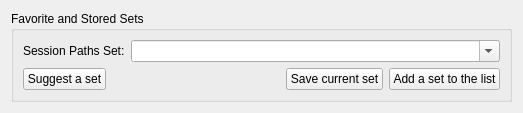
Old version of the form src/session_paths_sets.ui in the repository zaufi/kate-cpp-helper-plugin.
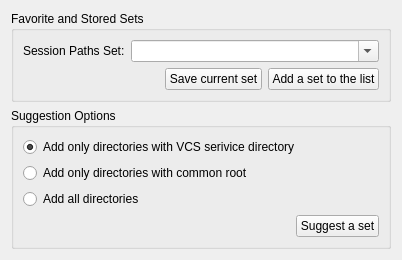
New version of the form. Custom widgets are drawn as their Qt base class.

```diff
--- a/src/session_paths_sets.ui
+++ b/src/session_paths_sets.ui
@@ -6,20 +6,20 @@
    <rect>
     <x>0</x>
     <y>0</y>
-    <width>523</width>
-    <height>108</height>
+    <width>402</width>
+    <height>237</height>
    </rect>
   </property>
   <property name="windowTitle">
    <string>Form</string>
   </property>
   <layout class="QGridLayout" name="gridLayout">
-   <item row="0" column="0">
-    <widget class="KButtonGroup" name="group">
+   <item row="1" column="0">
+    <widget class="KButtonGroup" name="favGroup">
      <property name="title">
       <string>Favorite and Stored Sets</string>
      </property>
-     <layout class="QVBoxLayout" name="verticalLayout">
+     <layout class="QVBoxLayout" name="verticalLayout_2">
       <item>
        <layout class="QHBoxLayout" name="lh2">
         <item>
@@ -53,14 +53,7 @@
       <item>
        <layout class="QHBoxLayout" name="hl1">
         <item>
-         <widget class="KPushButton" name="guessButton">
-          <property name="text">
-           <string>Suggest a set</string>
-          </property>
-         </widget>
-        </item>
-        <item>
-         <spacer name="hs">
+         <spacer name="hs1">
           <property name="orientation">
            <enum>Qt::Horizontal</enum>
           </property>
@@ -88,18 +81,63 @@
         </item>
        </layout>
       </item>
+     </layout>
+     <zorder>addButton</zorder>
+    </widget>
+   </item>
+   <item row="2" column="0">
+    <widget class="KButtonGroup" name="suggestionGroup">
+     <property name="title">
+      <string>Suggestion Options</string>
+     </property>
+     <layout class="QVBoxLayout" name="verticalLayout">
       <item>
-       <spacer name="vs">
-        <property name="orientation">
-         <enum>Qt::Vertical</enum>
+       <widget class="QRadioButton" name="onlyVCS">
+        <property name="text">
+         <string>Add only directories with VCS serivice directory</string>
         </property>
-        <property name="sizeHint" stdset="0">
-         <size>
-          <width>20</width>
-          <height>40</height>
-         </size>
+        <property name="checked">
+         <bool>true</bool>
         </property>
-       </spacer>
+       </widget>
+      </item>
+      <item>
+       <widget class="QRadioButton" name="onlyCommonRoot">
+        <property name="text">
+         <string>Add only directories with common root</string>
+        </property>
+       </widget>
+      </item>
+      <item>
+       <widget class="QRadioButton" name="allPaths">
+        <property name="text">
+         <string>Add all directories</string>
+        </property>
+       </widget>
+      </item>
+      <item>
+       <layout class="QHBoxLayout" name="hl3">
+        <item>
+         <spacer name="hs2">
+          <property name="orientation">
+           <enum>Qt::Horizontal</enum>
+          </property>
+          <property name="sizeHint" stdset="0">
+           <size>
+            <width>40</width>
+            <height>20</height>
+           </size>
+          </property>
+         </spacer>
+        </item>
+        <item>
+         <widget class="KPushButton" name="guessButton">
+          <property name="text">
+           <string>Suggest a set</string>
+          </property>
+         </widget>
+        </item>
+       </layout>
       </item>
      </layout>
     </widget>
```
